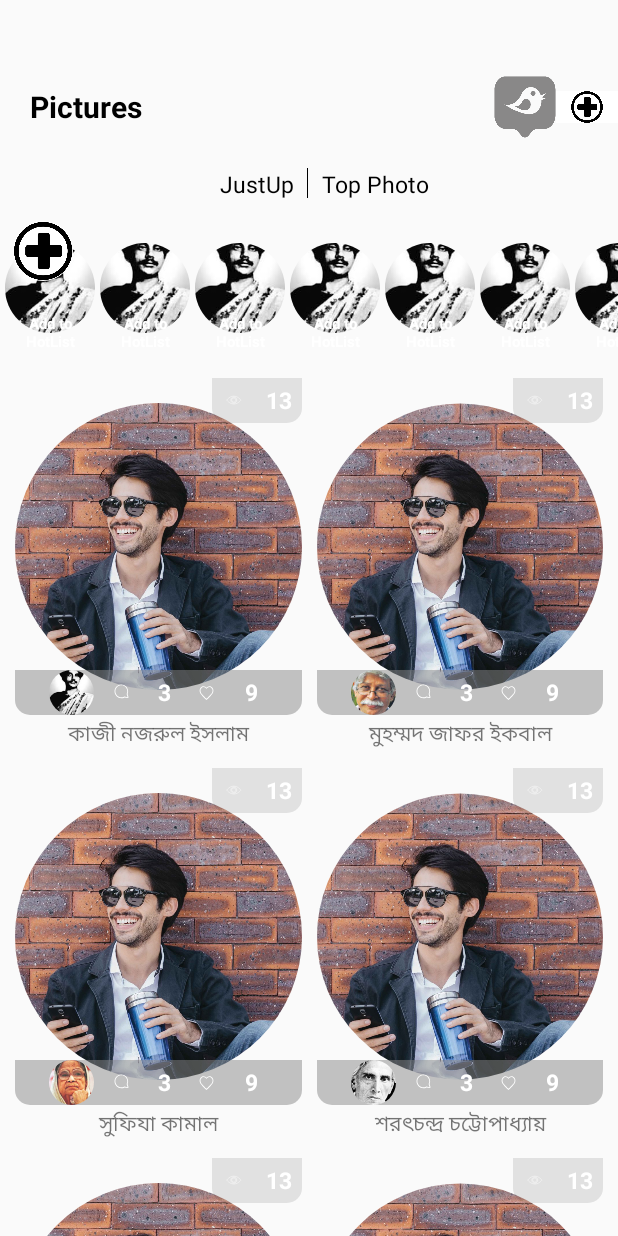
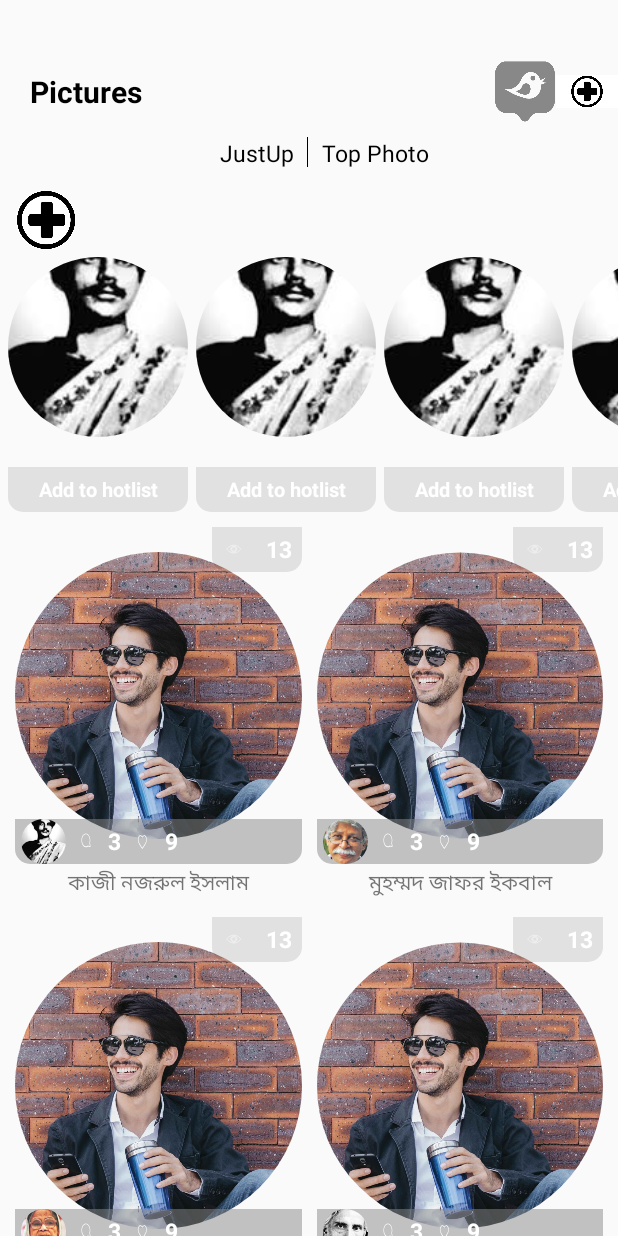
Before and after one commit to IbrarTanim/MyChatApp, an Android app: the PhotoBlogsActivity screen opened directly, with no data from a screen before it, on a phone screen of 412 x 824 dp. Run offline under Robolectric (Android 15) with nearby library versions, the phone set to English and light mode, and no system bars; our stand-ins replace CircleImageView; libraries missing offline, so code that uses them is left out: com.makeramen.roundedimageview; plain views replace RoundedImageView; 4 statements that could not run were skipped.

Commit message:
minor changes

```diff
--- a/app/src/main/res/layout/activity_photo_blogs.xml
+++ b/app/src/main/res/layout/activity_photo_blogs.xml
@@ -21,7 +21,7 @@
         <LinearLayout
             android:layout_width="match_parent"
             android:layout_height="@dimen/zero"
-            android:layout_weight="1.5"
+            android:layout_weight="1"
             android:orientation="horizontal"
             android:weightSum="10">
 
@@ -68,7 +68,7 @@
         <android.support.v4.widget.NestedScrollView
             android:layout_width="match_parent"
             android:layout_height="@dimen/zero"
-            android:layout_weight="17.5"
+            android:layout_weight="18"
             android:overScrollMode="never"
             android:scrollbars="none">
 
@@ -104,8 +104,8 @@
                     <View
                         android:layout_width="@dimen/zero"
                         android:layout_height="@dimen/twenty"
+                        android:layout_gravity="center"
                         android:layout_weight=".05"
-                        android:layout_gravity="center"
                         android:background="@color/black" />
 
                     <View
@@ -130,7 +130,7 @@
                     android:id="@+id/llHotList"
                     android:layout_width="match_parent"
                     android:layout_height="@dimen/zero"
-                    android:layout_weight="2"
+                    android:layout_weight="3"
                     android:orientation="vertical"
                     android:weightSum="15">
 
@@ -145,12 +145,11 @@
 
                 </LinearLayout>
 
-
                 <android.support.v7.widget.RecyclerView
                     android:id="@+id/rvPhotoBlogs"
                     android:layout_width="match_parent"
                     android:layout_height="@dimen/zero"
-                    android:layout_weight="17"
+                    android:layout_weight="16"
                     android:nestedScrollingEnabled="false"
                     android:overScrollMode="never"
                     android:scrollbars="none" />
--- a/app/src/main/res/layout/hotlist_cell.xml
+++ b/app/src/main/res/layout/hotlist_cell.xml
@@ -1,22 +1,22 @@
 <?xml version="1.0" encoding="utf-8"?>
 <android.support.constraint.ConstraintLayout xmlns:android="http://schemas.android.com/apk/res/android"
     xmlns:card_view="http://schemas.android.com/apk/res-auto"
-    android:layout_width="60dp"
-    android:layout_marginLeft="@dimen/three"
-    android:layout_height="match_parent">
+    android:layout_width="120dp"
+    android:layout_height="match_parent"
+    android:layout_marginLeft="@dimen/five">
 
     <RelativeLayout
         android:layout_width="match_parent"
         android:layout_height="match_parent">
+
         <com.makeramen.roundedimageview.RoundedImageView xmlns:app="http://schemas.android.com/apk/res-auto"
             android:id="@+id/ivHotListProfilePic"
             android:layout_width="match_parent"
-            android:layout_height="100dp"
+            android:layout_height="220dp"
             android:scaleType="fitXY"
             android:src="@mipmap/nazrul"
             app:riv_border_color="@color/transparent"
-            app:riv_border_width="2dip"
-            app:riv_corner_radius="20dip"
+            app:riv_corner_radius="10dip"
             app:riv_mutate_background="true"
             app:riv_oval="false" />
 
@@ -33,13 +33,13 @@
 
         <TextView
             android:layout_width="match_parent"
-            android:layout_height="@dimen/forty"
+            android:layout_height="@dimen/thirty"
             android:layout_alignParentBottom="true"
+            android:background="@drawable/textview_overlay"
             android:gravity="center"
-            android:layout_marginBottom="@dimen/twenty"
-            android:text="Add to HotList"
+            android:text="Add to hotlist"
             android:textColor="@color/white"
-            android:textSize="@dimen/ten"
+            android:textSize="13dp"
             android:textStyle="bold" />
 
 
--- a/app/src/main/res/layout/photo_blogs_cell.xml
+++ b/app/src/main/res/layout/photo_blogs_cell.xml
@@ -41,10 +41,6 @@
                 android:orientation="horizontal"
                 android:weightSum="10">
 
-                <View
-                    android:layout_width="@dimen/zero"
-                    android:layout_height="match_parent"
-                    android:layout_weight="1" />
 
 
                 <de.hdodenhof.circleimageview.CircleImageView
@@ -57,7 +53,7 @@
                 <LinearLayout
                     android:layout_width="@dimen/zero"
                     android:layout_height="match_parent"
-                    android:layout_weight="3"
+                    android:layout_weight="2"
                     android:orientation="horizontal"
                     android:weightSum="2">
 
@@ -86,7 +82,7 @@
                 <LinearLayout
                     android:layout_width="@dimen/zero"
                     android:layout_height="match_parent"
-                    android:layout_weight="3"
+                    android:layout_weight="2"
                     android:orientation="horizontal"
                     android:weightSum="2">
 
@@ -116,7 +112,7 @@
                 <View
                     android:layout_width="@dimen/zero"
                     android:layout_height="match_parent"
-                    android:layout_weight="1" />
+                    android:layout_weight="4" />
 
 
             </LinearLayout>
```
